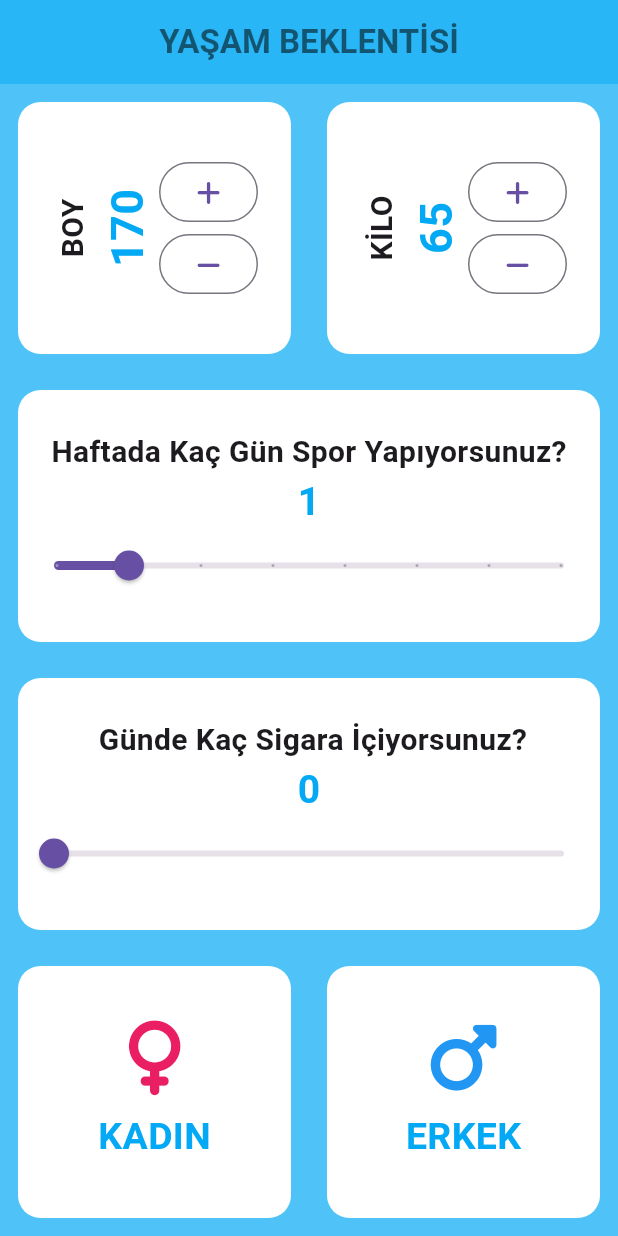
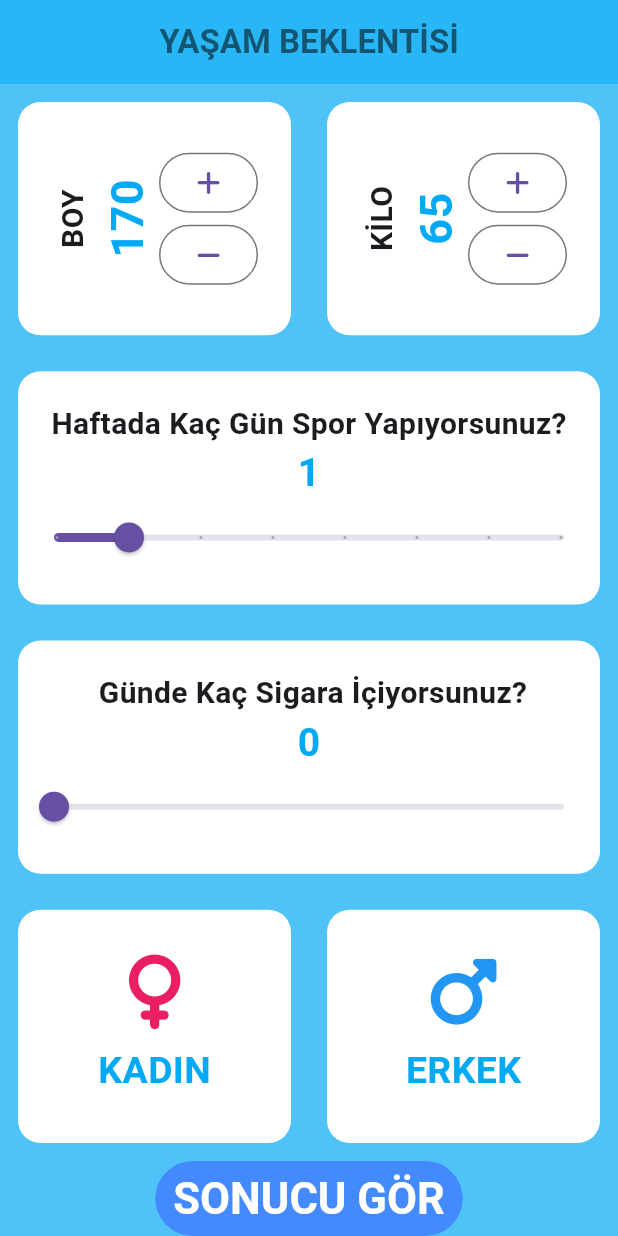
Before and after one commit to mehmeteminnnn/Beklenen-Yasam-Suresi, a Flutter app: the screen it shows after launch, on a phone screen of 412 x 824 dp. Run offline on Flutter 3.47's test engine with Material 3 defaults, Android fonts, the phone set to English and light mode, and no system bars; our stand-ins replace font_awesome_flutter.

Commit message:
Sonuc ekranı eklendi,hesaplama classı eklendi ve hesaplama class'ı içerisinde oluşan sonuç ekrana yazdırıldı.

```diff
--- a/lib/giris_sayfasi.dart
+++ b/lib/giris_sayfasi.dart
@@ -1,9 +1,11 @@
 import 'package:flutter/material.dart';
 import 'package:font_awesome_flutter/font_awesome_flutter.dart';
+import 'package:yasam_beklentisi/user_data.dart';
 
 import './constants.dart';
 import './ikon_cinsiyet.dart';
 import './my_container.dart';
+import './sonuc_sayfasi.dart';
 
 class InputPage extends StatefulWidget {
   @override
@@ -116,7 +118,8 @@ class _InputPageState extends State<InputPage> {
                       ikon: FontAwesomeIcons.venus,
                       renk: Colors.pink,
                       cinsiyet: "KADIN",
-                      )),
+                    ),
+                  ),
                 ),
                 Expanded(
                   child: MyContainer(
@@ -136,7 +139,31 @@ class _InputPageState extends State<InputPage> {
                 ),
               ],
             ),
-          )
+          ),
+          Center(
+            child: TextButton(
+              onPressed: () {
+                Navigator.push(
+                    context,
+                    MaterialPageRoute(
+                      builder: (context) => SonucSayfasi(
+                          userData: UserData(
+                              boy: boy,
+                              kilo: kilo,
+                              seciliCinsiyet: seciliCinsiyet,
+                              sigaraSayisi: sigaraSayisi,
+                              yapilanSpor: yapilanSpor)),
+                    ));
+              },
+              child: Text("SONUCU GÖR", style: TextStyle(color: Colors.white)),
+              style: TextButton.styleFrom(
+                  backgroundColor: Colors.blueAccent[200],
+                  textStyle: TextStyle(
+                    fontSize: 29,
+                    fontWeight: FontWeight.bold,
+                  )),
+            ),
+          ),
         ],
       ),
     );
--- /dev/null
+++ b/lib/user_data.dart
@@ -0,0 +1,13 @@
+class UserData {
+  String? seciliCinsiyet;
+  double? sigaraSayisi;
+  double? yapilanSpor;
+  int? boy;
+  int? kilo;
+  UserData(
+      {this.yapilanSpor,
+      this.sigaraSayisi,
+      this.seciliCinsiyet,
+      this.boy,
+      this.kilo});
+}
```
Also changed, not shown: lib/hesaplama.dart (added, +14 -0 lines), lib/sonuc_sayfasi.dart (added, +44 -0 lines). Lines whose indentation alone changed are shown as unchanged.
